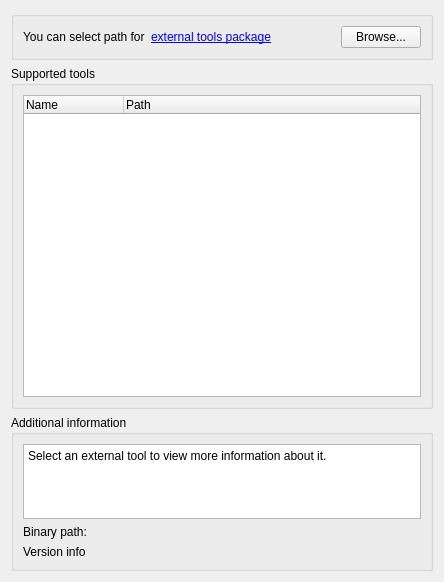
Before: the Qt Designer form src/plugins/external_tool_support/src/ui/ETSSettingsWidget.ui in violethaze74/ugene, drawn with Qt 5.
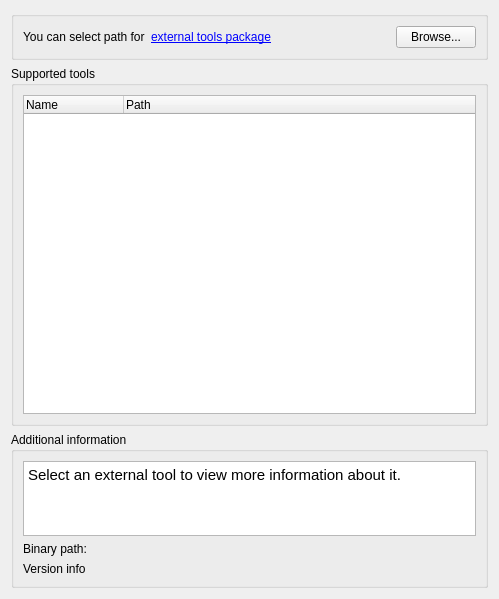
After: the same form once the commit is applied.

What changed in the file:
```diff
--- a/src/plugins/external_tool_support/src/ui/ETSSettingsWidget.ui
+++ b/src/plugins/external_tool_support/src/ui/ETSSettingsWidget.ui
@@ -6,8 +6,8 @@
    <rect>
     <x>0</x>
     <y>0</y>
-    <width>444</width>
-    <height>582</height>
+    <width>499</width>
+    <height>599</height>
    </rect>
   </property>
   <property name="sizePolicy">
@@ -151,7 +151,7 @@
            <enum>QLayout::SetDefaultConstraint</enum>
           </property>
           <item>
-           <widget class="QTextEdit" name="descriptionTextEdit">
+           <widget class="QTextBrowser" name="descriptionTextBrowser">
             <property name="sizePolicy">
              <sizepolicy hsizetype="Expanding" vsizetype="Expanding">
               <horstretch>0</horstretch>
@@ -174,7 +174,11 @@
              <bool>true</bool>
             </property>
             <property name="html">
-             <string>Select an external tool to view more information about it.</string>
+             <string>&lt;!DOCTYPE HTML PUBLIC &quot;-//W3C//DTD HTML 4.0//EN&quot; &quot;http://www.w3.org/TR/REC-html40/strict.dtd&quot;&gt;
+&lt;html&gt;&lt;head&gt;&lt;meta name=&quot;qrichtext&quot; content=&quot;1&quot; /&gt;&lt;style type=&quot;text/css&quot;&gt;
+p, li { white-space: pre-wrap; }
+&lt;/style&gt;&lt;/head&gt;&lt;body style=&quot; font-family:'Ubuntu'; font-size:11pt; font-weight:400; font-style:normal;&quot;&gt;
+&lt;p style=&quot; margin-top:0px; margin-bottom:0px; margin-left:0px; margin-right:0px; -qt-block-indent:0; text-indent:0px;&quot;&gt;Select an external tool to view more information about it.&lt;/p&gt;&lt;/body&gt;&lt;/html&gt;</string>
             </property>
            </widget>
           </item>
```
